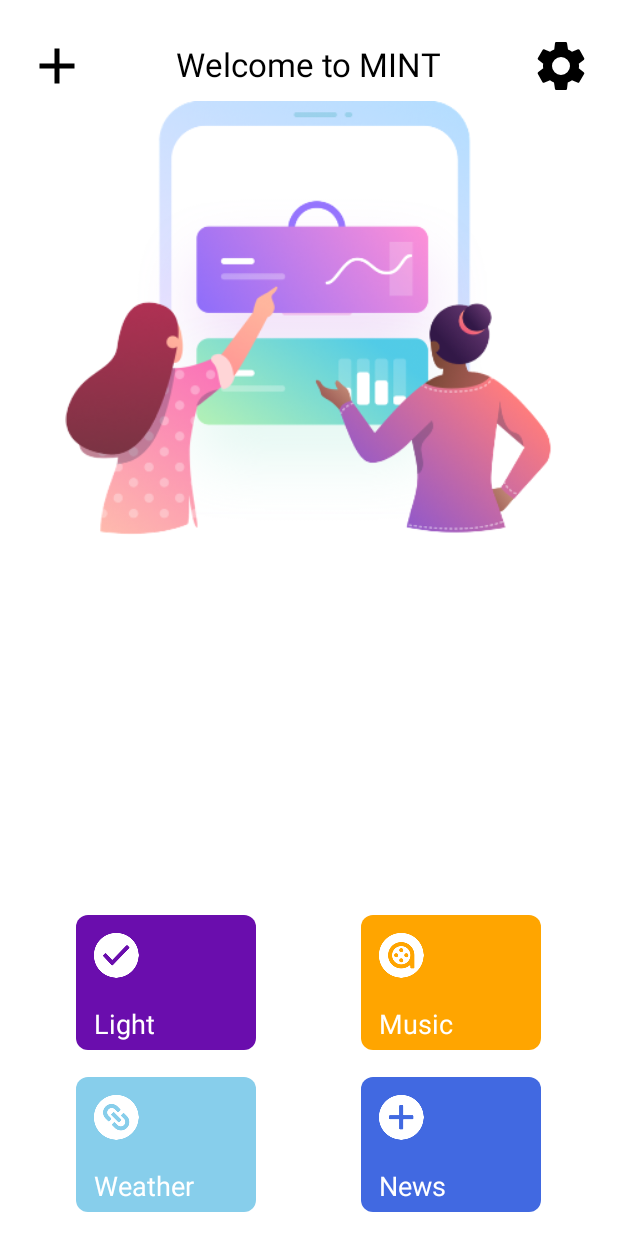
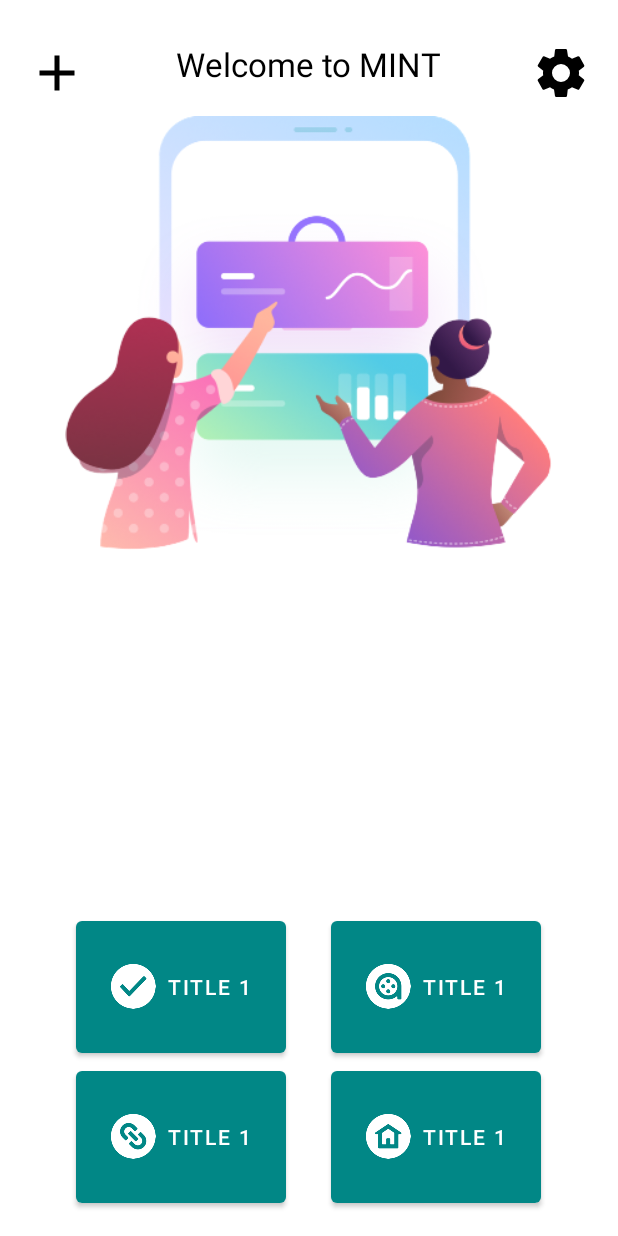
Before and after one commit to UBCMint/MINT_NTX2020_OpenChallenge, an Android app: the screen it shows after launch (MainActivity), on a phone screen of 412 x 824 dp. Run offline under Robolectric (Android 15) with nearby library versions, the phone set to English and light mode, and no system bars.

Commit message:
rebased activity_main theme

```diff
--- a/app/src/main/res/layout/activity_main.xml
+++ b/app/src/main/res/layout/activity_main.xml
@@ -51,182 +51,98 @@
         android:id="@+id/imageView2"
         android:layout_width="366dp"
         android:layout_height="289dp"
-        android:layout_marginTop="10dp"
+        android:layout_marginTop="20dp"
         android:src="@drawable/illustration"
         app:layout_constraintEnd_toEndOf="parent"
         app:layout_constraintHorizontal_bias="0.488"
         app:layout_constraintStart_toStartOf="parent"
         app:layout_constraintTop_toBottomOf="@+id/textView" />
 
+    <!--    Buttons layout    -->
+
     <LinearLayout
-        android:id="@+id/linearLayout"
+        android:id="@+id/box"
         android:layout_width="match_parent"
         android:layout_height="230dp"
         android:orientation="vertical"
         android:background="@drawable/bg_menu"
         app:layout_constraintBottom_toBottomOf="parent" />
 
-    <LinearLayout
-        android:id="@+id/linearLayout2"
+        <LinearLayout
+        android:id="@+id/layout_top"
         android:layout_width="match_parent"
         android:layout_height="wrap_content"
         android:layout_weight="3"
         android:orientation="horizontal"
+        android:gravity="center"
         android:paddingLeft="16dp"
         android:paddingTop="16dp"
         android:paddingRight="16dp"
-        android:paddingBottom="8dp"
-        app:layout_constraintTop_toTopOf="@+id/linearLayout">
+        app:layout_constraintBottom_toTopOf="@+id/layout_bottom">
 
-        <LinearLayout
-            android:layout_width="0dp"
-            android:layout_height="wrap_content"
-            android:layout_weight="1"
-            android:orientation="vertical"
-            android:gravity="center_horizontal"
-            android:layout_marginBottom="10dp">
+        <com.google.android.material.button.MaterialButton
+            android:onClick="OneShowPopup"
+            android:id="@+id/command_one"
+            android:layout_width="140dp"
+            android:layout_height="100dp"
+            android:padding="5dp"
+            app:icon="@drawable/checked"
+            android:textColor="#ffffff"
+            android:text="Title 1"
+            android:layout_marginRight="30dp"
+            app:backgroundTint="@color/design_default_color_secondary_variant"
+            app:iconGravity="textStart" />
 
-            <LinearLayout
-                android:onClick="OneShowPopup"
-                android:layout_width="120dp"
-                android:layout_height="90dp"
-                android:layout_marginLeft="10dp"
-                android:layout_marginRight="10dp"
-                android:background="@drawable/bg_purple"
-                android:orientation="vertical" >
+        <com.google.android.material.button.MaterialButton
+            android:onClick="TwoShowPopup"
+            android:id="@+id/command_two"
+            android:layout_width="140dp"
+            android:layout_height="100dp"
+            android:padding="5dp"
+            android:textColor="#ffffff"
+            app:icon="@drawable/film"
+            android:text="Title 1"
+            app:backgroundTint="@color/design_default_color_secondary_variant"
+            app:iconGravity="textStart" />
 
-                <ImageView
-                    android:layout_width="wrap_content"
-                    android:layout_height="wrap_content"
-                    android:layout_marginLeft="12dp"
-                    android:layout_marginTop="12dp"
-                    android:layout_marginBottom="18dp"
-                    android:src="@drawable/checked" />
-
-                <TextView
-                    android:layout_width="wrap_content"
-                    android:layout_height="wrap_content"
-                    android:layout_marginLeft="12dp"
-                    android:text="Light"
-                    android:textColor="#FFF"
-                    android:textSize="18sp" />
-
-            </LinearLayout>
-        </LinearLayout>
-
-        <LinearLayout
-            android:layout_width="0dp"
-            android:layout_height="wrap_content"
-            android:layout_weight="1"
-            android:gravity="center_horizontal"
-            android:orientation="vertical">
-
-            <LinearLayout
-                android:onClick="TwoShowPopup"
-                android:layout_width="120dp"
-                android:layout_height="90dp"
-                android:layout_marginLeft="10dp"
-                android:layout_marginRight="10dp"
-                android:background="@drawable/bg_orange"
-                android:orientation="vertical">
-
-                <ImageView
-                    android:layout_width="wrap_content"
-                    android:layout_height="wrap_content"
-                    android:layout_marginLeft="12dp"
-                    android:layout_marginTop="12dp"
-                    android:layout_marginBottom="18dp"
-                    android:src="@drawable/film" />
-
-                <TextView
-                    android:layout_width="wrap_content"
-                    android:layout_height="wrap_content"
-                    android:layout_marginLeft="12dp"
-                    android:text="Music"
-                    android:textColor="#FFF"
-                    android:textSize="18sp" />
-
-            </LinearLayout>
-        </LinearLayout>
     </LinearLayout>
 
     <LinearLayout
+        android:id="@+id/layout_bottom"
         android:layout_width="match_parent"
         android:layout_height="wrap_content"
         android:layout_weight="3"
+        android:gravity="center"
         android:orientation="horizontal"
         android:paddingLeft="16dp"
         android:paddingRight="16dp"
-        app:layout_constraintTop_toBottomOf="@+id/linearLayout2">
+        android:paddingBottom="16dp"
+        app:layout_constraintBottom_toBottomOf="@+id/box">
 
-        <LinearLayout
-            android:layout_width="0dp"
-            android:layout_height="wrap_content"
-            android:layout_weight="1"
-            android:gravity="center_horizontal"
-            android:orientation="vertical">
+        <com.google.android.material.button.MaterialButton
+            android:onClick="ThreeShowPopup"
+            android:id="@+id/command_three"
+            android:layout_width="140dp"
+            android:layout_height="100dp"
+            android:layout_marginRight="30dp"
+            android:padding="5dp"
+            android:text="Title 1"
+            android:textColor="#ffffff"
+            app:backgroundTint="@color/design_default_color_secondary_variant"
+            app:icon="@drawable/link"
+            app:iconGravity="textStart" />
 
-            <LinearLayout
-                android:onClick="ThreeShowPopup"
-                android:layout_width="120dp"
-                android:layout_height="90dp"
-                android:layout_marginLeft="10dp"
-                android:layout_marginRight="10dp"
-                android:background="@drawable/bg_skyblue"
-                android:orientation="vertical">
+        <com.google.android.material.button.MaterialButton
+            android:onClick="FourShowPopup"
+            android:id="@+id/command_four"
+            android:layout_width="140dp"
+            android:layout_height="100dp"
+            android:padding="5dp"
+            android:text="Title 1"
+            android:textColor="#ffffff"
+            app:backgroundTint="@color/design_default_color_secondary_variant"
+            app:icon="@drawable/house"
+            app:iconGravity="textStart" />
 
-                <ImageView
-                    android:layout_width="wrap_content"
-                    android:layout_height="wrap_content"
-                    android:layout_marginLeft="12dp"
-                    android:layout_marginTop="12dp"
-                    android:layout_marginBottom="18dp"
-                    android:src="@drawable/link" />
-
-                <TextView
-                    android:layout_width="wrap_content"
-                    android:layout_height="wrap_content"
-                    android:layout_marginLeft="12dp"
-                    android:text="Weather"
-                    android:textColor="#FFF"
-                    android:textSize="18sp" />
-
-            </LinearLayout>
-        </LinearLayout>
-
-        <LinearLayout
-            android:layout_width="0dp"
-            android:layout_height="wrap_content"
-            android:layout_weight="1"
-            android:gravity="center_horizontal"
-            android:orientation="vertical">
-
-            <LinearLayout
-                android:onClick="FourShowPopup"
-                android:layout_width="120dp"
-                android:layout_height="90dp"
-                android:layout_marginLeft="10dp"
-                android:layout_marginRight="10dp"
-                android:background="@drawable/bg_royalblue"
-                android:orientation="vertical">
-
-                <ImageView
-                    android:layout_width="wrap_content"
-                    android:layout_height="wrap_content"
-                    android:layout_marginLeft="12dp"
-                    android:layout_marginTop="12dp"
-                    android:layout_marginBottom="18dp"
-                    android:src="@drawable/pluspro" />
-
-                <TextView
-                    android:layout_width="wrap_content"
-                    android:layout_height="wrap_content"
-                    android:layout_marginLeft="12dp"
-                    android:text="News"
-                    android:textColor="#FFF"
-                    android:textSize="18sp" />
-
-            </LinearLayout>
-        </LinearLayout>
     </LinearLayout>
 </androidx.constraintlayout.widget.ConstraintLayout>
--- a/app/src/main/res/layout/command_one.xml
+++ b/app/src/main/res/layout/command_one.xml
@@ -101,8 +101,7 @@
                     android:layout_marginEnd="8dp"
                     android:layout_marginRight="8dp"
                     android:text="@string/play"
-                    style="?attr/borderlessButtonStyle"
-                    />
+                    style="?attr/borderlessButtonStyle" />
                 <com.google.android.material.button.MaterialButton
                     android:id="@+id/one_save_button"
                     android:layout_width="wrap_content"
```
